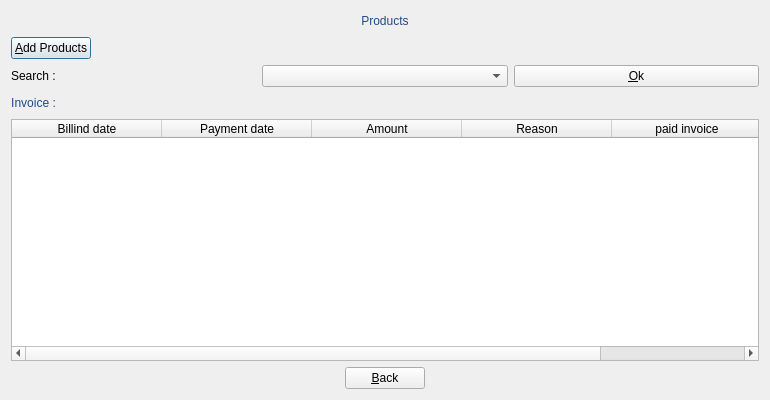
Above: manageBill/dialogproducts.ui from JMainard/manageBill before the change. Below: the same form after it.
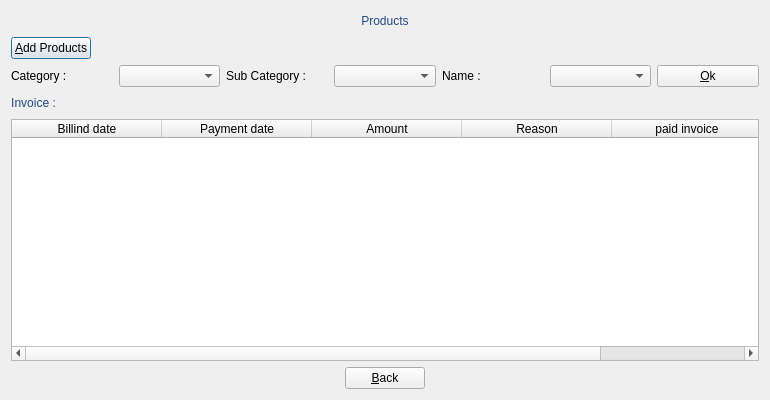
That is the form after the change. Icons and pictures are not drawn.

What changed in the file:
```diff
--- a/manageBill/dialogproducts.ui
+++ b/manageBill/dialogproducts.ui
@@ -108,18 +108,12 @@
    <item row="2" column="0">
     <layout class="QGridLayout" name="gridLayout_3">
      <item row="0" column="0">
-      <widget class="QLabel" name="labelSearch">
-       <property name="autoFillBackground">
-        <bool>false</bool>
-       </property>
+      <widget class="QLabel" name="labelCategory">
        <property name="styleSheet">
         <string notr="true">font: 75 14pt &quot;URW Palladio L&quot;;</string>
        </property>
        <property name="text">
-        <string>Search :</string>
-       </property>
-       <property name="textFormat">
-        <enum>Qt::RichText</enum>
+        <string>Category :</string>
        </property>
       </widget>
      </item>
@@ -127,6 +121,32 @@
       <widget class="QComboBox" name="comboBox"/>
      </item>
      <item row="0" column="2">
+      <widget class="QLabel" name="labelSCategory">
+       <property name="styleSheet">
+        <string notr="true">font: 75 13pt &quot;URW Palladio L&quot;;</string>
+       </property>
+       <property name="text">
+        <string>Sub Category :</string>
+       </property>
+      </widget>
+     </item>
+     <item row="0" column="3">
+      <widget class="QComboBox" name="comboBoxSCategory"/>
+     </item>
+     <item row="0" column="4">
+      <widget class="QLabel" name="labelName">
+       <property name="styleSheet">
+        <string notr="true">font: 75 13pt &quot;URW Palladio L&quot;;</string>
+       </property>
+       <property name="text">
+        <string>Name :</string>
+       </property>
+      </widget>
+     </item>
+     <item row="0" column="5">
+      <widget class="QComboBox" name="comboBoxName"/>
+     </item>
+     <item row="0" column="6">
       <widget class="QPushButton" name="pushButtonSearch">
        <property name="styleSheet">
         <string notr="true">font: 75 13pt &quot;URW Palladio L&quot;;</string>
```
Left out of the diff: 6 changed lines with no effect on the pictures.
